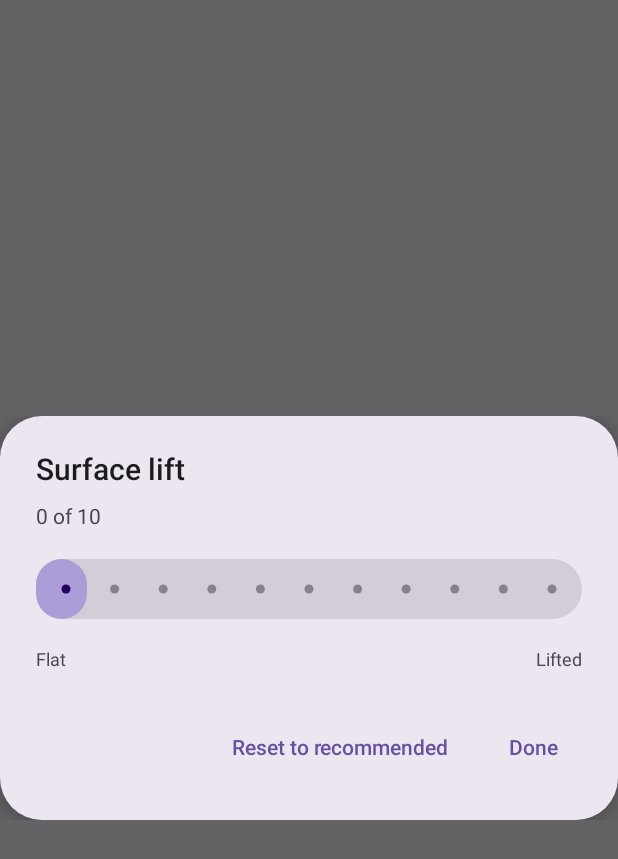
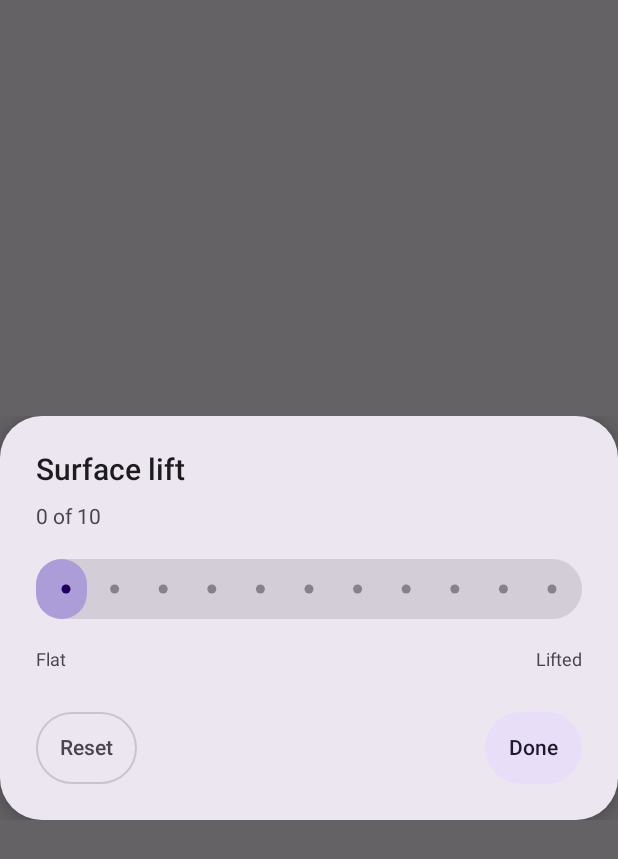
Before and after one commit to Arora-Sir/DualClone, an Android app built with Jetpack Compose: the composable SurfaceLiftDialog called with empty values, on a phone screen of 412 x 824 dp. Shown: the top 859 px of the screen. Run offline under Robolectric (Android 15) with nearby library versions, the light colour scheme and no system bars; 8 statements that could not run were skipped.

Commit message:
feat(ui): outlined Reset and tonal Done in the surface lift dialog

```diff
--- a/app/src/main/java/com/mohitarora/dualclone/ui/screen/settings/AppearanceSection.kt
+++ b/app/src/main/java/com/mohitarora/dualclone/ui/screen/settings/AppearanceSection.kt
@@ -35,7 +35,8 @@ import com.mohitarora.dualclone.core.designsystem.components.DcSettingsDivider
 import com.mohitarora.dualclone.core.designsystem.components.DcSettingsGroup
 import com.mohitarora.dualclone.core.designsystem.components.DcDialog
 import com.mohitarora.dualclone.core.designsystem.components.DcStepPill
-import com.mohitarora.dualclone.core.designsystem.components.DcDialogAction
+import com.mohitarora.dualclone.core.designsystem.components.DcButton
+import com.mohitarora.dualclone.core.designsystem.components.DcButtonStyle
 import com.mohitarora.dualclone.core.designsystem.components.DcSettingsRow
 import androidx.compose.material3.Switch
 import com.mohitarora.dualclone.ui.sheet.AccentPickerSheet
@@ -162,8 +163,9 @@ private fun SurfaceLiftDialog(lift: Int, onChange: (Int) -> Unit, onDismiss: ()
         onDismiss = onDismiss,
         title = stringResource(R.string.appearance_lift_title),
         actions = {
-            DcDialogAction(text = stringResource(R.string.appearance_lift_reset), onClick = { onChange(DEFAULT_SURFACE_LIFT) })
-            DcDialogAction(text = stringResource(R.string.action_done), onClick = onDismiss)
+            DcButton(text = stringResource(R.string.appearance_lift_reset), onClick = { onChange(DEFAULT_SURFACE_LIFT) }, style = DcButtonStyle.Outlined)
+            Spacer(Modifier.weight(1f))
+            DcButton(text = stringResource(R.string.action_done), onClick = onDismiss, style = DcButtonStyle.Tonal)
         }
     ) {
         val step = (lift / 10f).roundToInt().coerceIn(0, 10)
--- a/app/src/main/res/values/strings.xml
+++ b/app/src/main/res/values/strings.xml
@@ -62,7 +62,7 @@
 <string name="appearance_lift_recommended">Recommended</string>
 <string name="appearance_lift_flat">Flat</string>
 <string name="appearance_lift_lifted">Lifted</string>
-<string name="appearance_lift_reset">Reset to recommended</string>
+<string name="appearance_lift_reset">Reset</string>
 <string name="appearance_lift_step">%1$d of 10</string>
 <string name="appearance_lift_summary">Surface lift: %1$s. Tap to adjust.</string>
 <string name="appearance_amoled_title">Pure AMOLED black</string>
```
